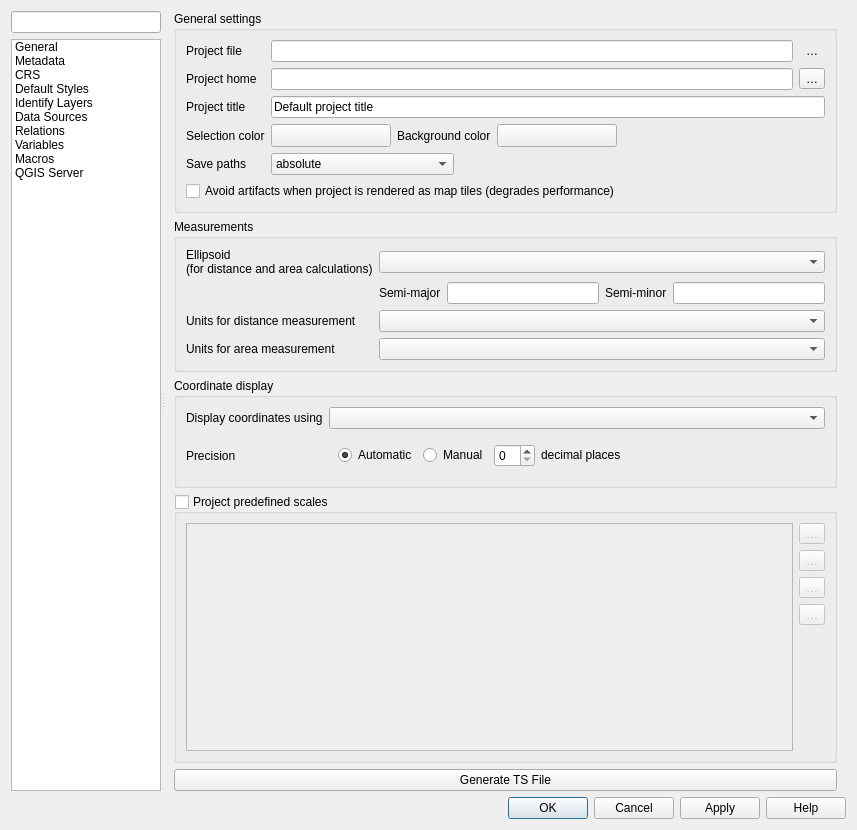
The window that src/ui/qgsprojectpropertiesbase.ui (qgis/QGIS) describes before a commit, drawn with Qt 5.
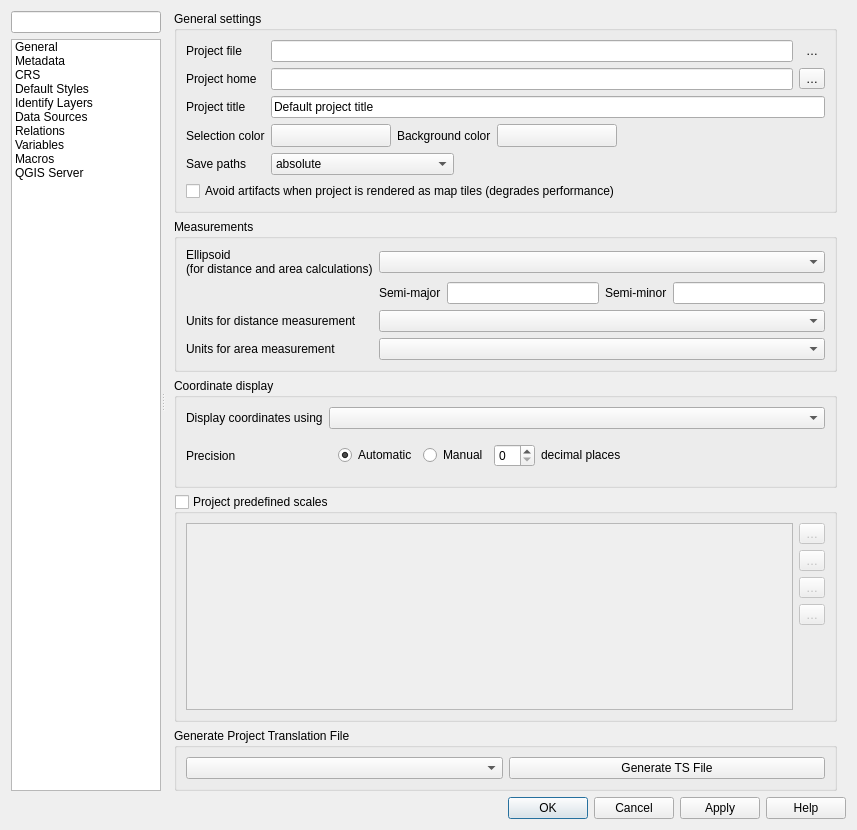
The same window after the commit. Icons and pictures are not drawn. Custom widgets are drawn as their Qt base class.

Diff of the .ui file:
```diff
--- a/src/ui/qgsprojectpropertiesbase.ui
+++ b/src/ui/qgsprojectpropertiesbase.ui
@@ -276,9 +276,9 @@
               <property name="geometry">
                <rect>
                 <x>0</x>
-                <y>0</y>
-                <width>671</width>
-                <height>783</height>
+                <y>-147</y>
+                <width>680</width>
+                <height>923</height>
                </rect>
               </property>
               <layout class="QVBoxLayout" name="verticalLayout_8">
@@ -801,10 +801,22 @@
                 </widget>
                </item>
                <item>
-                <widget class="QPushButton" name="generateTsFileButton">
-                 <property name="text">
-                  <string>Generate TS File</string>
+                <widget class="QGroupBox" name="groupBox_6">
+                 <property name="title">
+                  <string>Generate Project Translation File</string>
                  </property>
+                 <layout class="QHBoxLayout" name="horizontalLayout_4">
+                  <item>
+                   <widget class="QComboBox" name="cbtsLocale"/>
+                  </item>
+                  <item>
+                   <widget class="QPushButton" name="generateTsFileButton">
+                    <property name="text">
+                     <string>Generate TS File</string>
+                    </property>
+                   </widget>
+                  </item>
+                 </layout>
                 </widget>
                </item>
                <item>
@@ -2732,6 +2744,12 @@
   </layout>
  </widget>
  <customwidgets>
+  <customwidget>
+   <class>QgsScrollArea</class>
+   <extends>QScrollArea</extends>
+   <header>qgsscrollarea.h</header>
+   <container>1</container>
+  </customwidget>
   <customwidget>
    <class>QgsCollapsibleGroupBox</class>
    <extends>QGroupBox</extends>
@@ -2755,12 +2773,6 @@
    <header>qgsopacitywidget.h</header>
    <container>1</container>
   </customwidget>
-  <customwidget>
-   <class>QgsScrollArea</class>
-   <extends>QScrollArea</extends>
-   <header>qgsscrollarea.h</header>
-   <container>1</container>
-  </customwidget>
   <customwidget>
    <class>QgsVariableEditorWidget</class>
    <extends>QWidget</extends>
```
Left out of the diff: 18 changed lines with no effect on the pictures.
